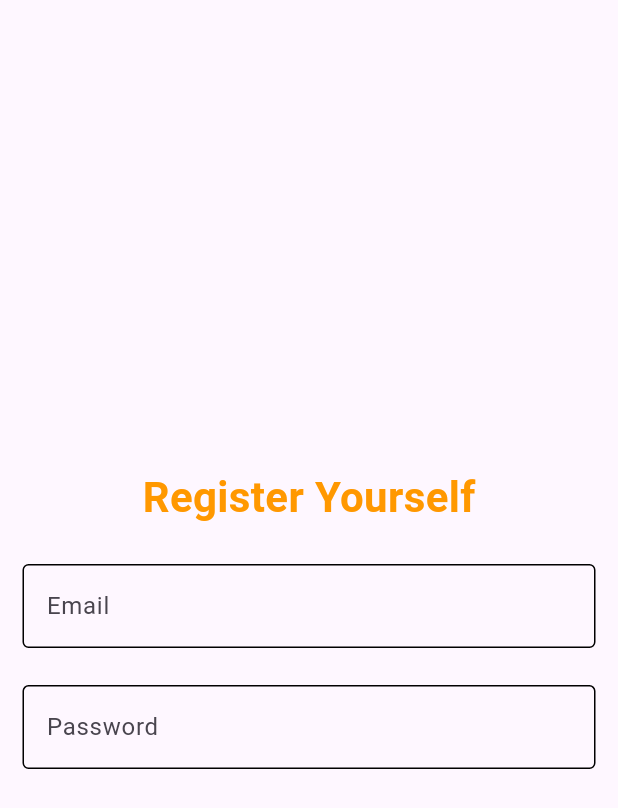
After one commit to shahsawarkhanzada/blog_app_with_firebase, a Flutter app: the screen it shows after launch, after a tap on "Register", on a phone screen of 412 x 824 dp. The commit adds this screen. Shown: the top 808 px of the screen. Run offline on Flutter 3.47's test engine with Material 3 defaults, Android fonts, the phone set to English and light mode, and no system bars; our stand-ins replace firebase_core; accounts and stored records are empty.

Commit message:
Password text field added

```diff
--- a/lib/Components/RoundedButton.dart
+++ b/lib/Components/RoundedButton.dart
@@ -2,14 +2,17 @@ import 'package:flutter/material.dart';
 
 class RoundedButton extends StatelessWidget {
   String title;
+  final VoidCallback onPress;
 
-  RoundedButton({super.key, required this.title});
+  RoundedButton({super.key, required this.title, required this.onPress});
 
   @override
   Widget build(BuildContext context) {
     final height = MediaQuery.sizeOf(context).height * 1;
     final width = MediaQuery.sizeOf(context).width * 1;
-    return Container(
+    return InkWell(
+      onTap: onPress,
+      child: Container(
         decoration: BoxDecoration(
             borderRadius: BorderRadius.circular(10), color: Colors.orange),
         height: height * 0.08,
@@ -19,6 +22,7 @@ class RoundedButton extends StatelessWidget {
           title,
           style: TextStyle(fontSize: 18, fontWeight: FontWeight.w600),
         )),
+      ),
     );
   }
 }
--- a/lib/View/HomeScreen.dart
+++ b/lib/View/HomeScreen.dart
@@ -1,4 +1,5 @@
 import 'package:blog_app/Components/RoundedButton.dart';
+import 'package:blog_app/auth/Register_screen.dart';
 import 'package:flutter/material.dart';
 
 class HomeScreen extends StatefulWidget {
@@ -19,17 +20,26 @@ class _HomeScreenState extends State<HomeScreen> {
           mainAxisAlignment: MainAxisAlignment.center,
           crossAxisAlignment: CrossAxisAlignment.center,
           children: [
-            Image(
+           const Image(
               image: AssetImage('images/firebase_image2.png'),
             ),
             SizedBox(
               height: height * 0.03,
             ),
-            RoundedButton(title: 'Log In'),
+            RoundedButton(
+              title: 'Log In',
+              onPress: () {},
+            ),
             SizedBox(
               height: height * 0.03,
             ),
-            RoundedButton(title: 'Register')
+            RoundedButton(
+              title: 'Register',
+              onPress: () {
+                Navigator.push(context,
+                    MaterialPageRoute(builder: (context) => const RegisterScreen()));
+              },
+            )
           ],
         ),
       ),
--- /dev/null
+++ b/lib/auth/Login_screen.dart
@@ -0,0 +1,15 @@
+import 'package:flutter/material.dart';
+
+class LoginScreen extends StatefulWidget {
+  const LoginScreen({super.key});
+
+  @override
+  State<LoginScreen> createState() => _LoginScreenState();
+}
+
+class _LoginScreenState extends State<LoginScreen> {
+  @override
+  Widget build(BuildContext context) {
+    return const Placeholder();
+  }
+}
--- /dev/null
+++ b/lib/auth/Register_screen.dart
@@ -0,0 +1,53 @@
+import 'package:flutter/material.dart';
+
+class RegisterScreen extends StatefulWidget {
+  const RegisterScreen({super.key});
+
+  @override
+  State<RegisterScreen> createState() => _RegisterScreenState();
+}
+
+class _RegisterScreenState extends State<RegisterScreen> {
+  final emailController = TextEditingController();
+  TextEditingController passwordController = TextEditingController();
+
+  @override
+  Widget build(BuildContext context) {
+    final height = MediaQuery.sizeOf(context).height * 1;
+    final width = MediaQuery.sizeOf(context).width * 1;
+    return Scaffold(
+      body: Padding(
+        padding: const EdgeInsets.symmetric(horizontal: 15),
+        child: Column(
+          mainAxisAlignment: MainAxisAlignment.center,
+          crossAxisAlignment: CrossAxisAlignment.center,
+          children: [
+            Text(
+              'Register Yourself',
+              style: TextStyle(
+                  color: Colors.orange,
+                  fontSize: 28,
+                  fontWeight: FontWeight.bold),
+            ),
+            SizedBox(
+              height: height * 0.03,
+            ),
+            TextFormField(
+              controller: emailController,
+              decoration: const InputDecoration(
+                  hintText: 'Email', enabledBorder: OutlineInputBorder()),
+            ),
+            SizedBox(
+              height: height * 0.03,
+            ),
+            TextFormField(
+              controller: passwordController,
+              decoration: const InputDecoration(
+                  hintText: 'Password', enabledBorder: OutlineInputBorder()),
+            )
+          ],
+        ),
+      ),
+    );
+  }
+}
```
Lines whose indentation alone changed are shown as unchanged.
